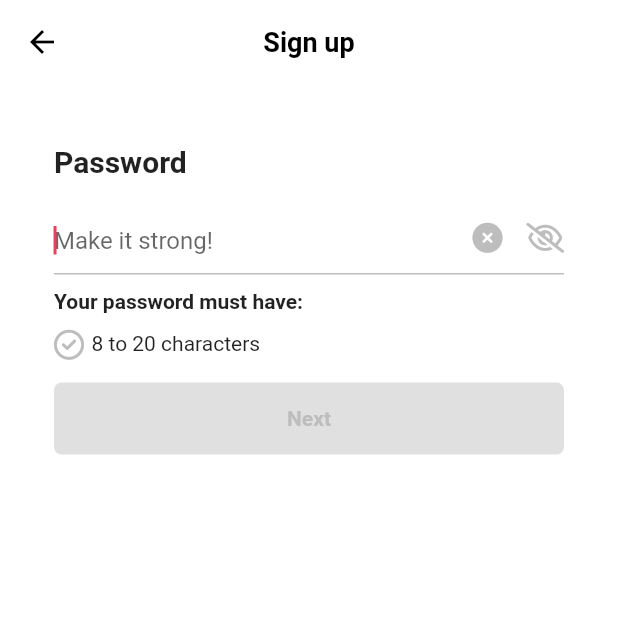
After one commit to kks653/tiktok_clone, a Flutter app: the PasswordScreen screen opened directly, on a phone screen of 412 x 824 dp, the top half of it. The commit adds this screen. Run offline on Flutter 3.47's test engine with Material 2 defaults, Android fonts, the phone set to English and light mode, and no system bars; our stand-ins replace font_awesome_flutter.

Commit message:
feat: 인증 파트 UI 완성
- 로그인
- 회원가입(유저네임, 비밀번호, 생일)

```diff
--- /dev/null
+++ b/lib/features/authentication/password_screen.dart
@@ -0,0 +1,162 @@
+import 'package:flutter/material.dart';
+import 'package:font_awesome_flutter/font_awesome_flutter.dart';
+
+import '../../constants/gaps.dart';
+import '../../constants/sizes.dart';
+import 'birthday_screen.dart';
+import 'widgets/form_button.dart';
+
+class PasswordScreen extends StatefulWidget {
+  const PasswordScreen({super.key});
+
+  @override
+  State<PasswordScreen> createState() => _PasswordScreenState();
+}
+
+class _PasswordScreenState extends State<PasswordScreen> {
+  final TextEditingController _passwordController = TextEditingController();
+
+  String _password = "";
+  bool _obscureText = true;
+
+  @override
+  void initState() {
+    super.initState();
+
+    _passwordController.addListener(() {
+      setState(() {
+        _password = _passwordController.text;
+      });
+    });
+  }
+
+  @override
+  void dispose() {
+    _passwordController.dispose();
+    super.dispose();
+  }
+
+  bool _isPasswordValid() {
+    return _password.isNotEmpty &&
+        _password.length > 8 &&
+        _password.length < 21;
+  }
+
+  void _onScaffoldTap() {
+    FocusScope.of(context).unfocus();
+  }
+
+  void _onSubmit() {
+    if (!_isPasswordValid()) return;
+    Navigator.push(
+        context,
+        MaterialPageRoute(
+          builder: (context) => const BirthdayScreen(),
+        ));
+  }
+
+  void _onClearTap() {
+    _passwordController.clear();
+  }
+
+  void _toggleObscureText() {
+    setState(() {
+      _obscureText = !_obscureText;
+    });
+  }
+
+  @override
+  Widget build(BuildContext context) {
+    return GestureDetector(
+      onTap: _onScaffoldTap,
+      child: Scaffold(
+        appBar: AppBar(
+          title: const Text("Sign up"),
+        ),
+        body: Padding(
+          padding: const EdgeInsets.symmetric(horizontal: Sizes.size36),
+          child:
+              Column(crossAxisAlignment: CrossAxisAlignment.start, children: [
+            Gaps.v40,
+            const Text(
+              "Password",
+              style: TextStyle(
+                fontSize: Sizes.size20,
+                fontWeight: FontWeight.w700,
+              ),
+            ),
+            Gaps.v16,
+            TextField(
+              obscureText: _obscureText,
+              onEditingComplete: _onSubmit,
+              autocorrect: false,
+              autofocus: true,
+              controller: _passwordController,
+              cursorColor: Theme.of(context).primaryColor,
+              decoration: InputDecoration(
+                suffix: Row(mainAxisSize: MainAxisSize.min, children: [
+                  GestureDetector(
+                    onTap: _onClearTap,
+                    child: FaIcon(
+                      FontAwesomeIcons.solidCircleXmark,
+                      color: Colors.grey.shade400,
+                      size: Sizes.size20,
+                    ),
+                  ),
+                  Gaps.h16,
+                  GestureDetector(
+                    onTap: _toggleObscureText,
+                    child: FaIcon(
+                      _obscureText
+                          ? FontAwesomeIcons.eyeSlash
+                          : FontAwesomeIcons.eye,
+                      color: Colors.grey.shade400,
+                      size: Sizes.size20,
+                    ),
+                  ),
+                ]),
+                hintText: "Make it strong!",
+                enabledBorder: UnderlineInputBorder(
+                  borderSide: BorderSide(
+                    color: Colors.grey.shade400,
+                  ),
+                ),
+                focusedBorder: UnderlineInputBorder(
+                  borderSide: BorderSide(
+                    color: Colors.grey.shade400,
+                  ),
+                ),
+              ),
+            ),
+            Gaps.v10,
+            const Text(
+              "Your password must have:",
+              style: TextStyle(fontWeight: FontWeight.bold),
+            ),
+            Gaps.v10,
+            Row(
+              children: [
+                FaIcon(
+                  FontAwesomeIcons.circleCheck,
+                  size: Sizes.size20,
+                  color:
+                      _isPasswordValid() ? Colors.green : Colors.grey.shade400,
+                ),
+                Gaps.h5,
+                const Text("8 to 20 characters"),
+              ],
+            ),
+            Gaps.v16,
+            GestureDetector(
+              onTap: _onSubmit,
+              child: FormButton(
+                disabled: !_isPasswordValid(),
+                text: "Next",
+              ),
+            ),
+          ]),
+        ),
+      ),
+    );
+  }
+}
--- /dev/null
+++ b/lib/features/authentication/widgets/form_button.dart
@@ -0,0 +1,40 @@
+import 'package:flutter/material.dart';
+
+import '../../../constants/sizes.dart';
+
+class FormButton extends StatelessWidget {
+  const FormButton({
+    super.key,
+    required this.disabled,
+    required this.text,
+  });
+
+  final bool disabled;
+  final String text;
+
+  @override
+  Widget build(BuildContext context) {
+    return FractionallySizedBox(
+      widthFactor: 1,
+      child: AnimatedContainer(
+        duration: const Duration(milliseconds: 200),
+        padding: const EdgeInsets.symmetric(vertical: Sizes.size16),
+        decoration: BoxDecoration(
+          borderRadius: BorderRadius.circular(Sizes.size5),
+          color:
+              disabled ? Colors.grey.shade300 : Theme.of(context).primaryColor,
+        ),
+        child: AnimatedDefaultTextStyle(
+          style: TextStyle(
+              color: disabled ? Colors.grey.shade400 : Colors.white,
+              fontWeight: FontWeight.w600),
+          duration: const Duration(milliseconds: 200),
+          child: Text(
+            text,
+            textAlign: TextAlign.center,
+          ),
+        ),
+      ),
+    );
+  }
+}
```
Also changed, not shown: lib/features/authentication/birthday_screen.dart (added, +111 -0 lines), lib/features/authentication/email_screen.dart (added, +117 -0 lines), lib/features/authentication/login_screen.dart (+19 -10 lines), lib/features/authentication/long_form_screen.dart (added, +83 -0 lines), lib/features/authentication/sign_up_screen.dart (+20 -10 lines), lib/features/authentication/username_screen.dart (added, +100 -0 lines), lib/features/onboarding/interests_screen.dart (added, +10 -0 lines), lib/main.dart (+11 -0 lines).
